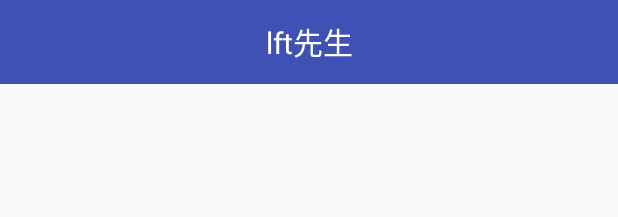
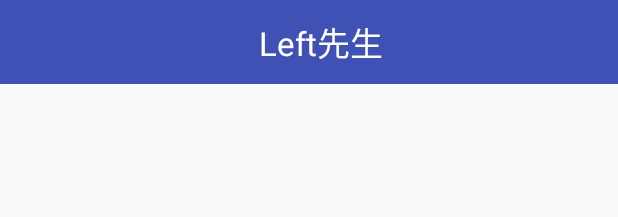
Before and after one commit to zhaozhao-ak/BmobDemo, an Android app: the layout activity_main_new.xml on its own in the app's theme, with its tools: preview values and no code run, on a phone screen of 412 x 824 dp. Shown: the top 217 px of the screen. Run offline under Robolectric (Android 15) with nearby library versions, the phone set to English and light mode, and no system bars.

Commit message:
换界面

```diff
--- a/app/src/main/res/layout/activity_main_new.xml
+++ b/app/src/main/res/layout/activity_main_new.xml
@@ -8,18 +8,18 @@
     <android.support.v7.widget.Toolbar
         android:id="@+id/toolbar"
         android:layout_width="match_parent"
-        android:layout_height="?attr/actionBarSize"
-        android:background="?attr/colorPrimary"
-        app:popupTheme="@style/AppTheme.PopupOverlay" >
+        android:layout_height="wrap_content"
+        android:minHeight="?attr/actionBarSize"
+        android:background="@color/colorPrimary"
+        android:layout_gravity="center">
+
         <TextView
-            android:layout_width="wrap_content"
+            android:layout_width="match_parent"
             android:layout_height="wrap_content"
-            android:layout_centerInParent="true"
-            android:layout_gravity="center"
             android:gravity="center"
-            android:text="lft先生"
-            android:textColor="@android:color/white"
-            android:textSize="20sp" />
+            android:text="Left先生"
+            android:textColor="@color/border_bkg"
+            android:textSize="22sp" />
     </android.support.v7.widget.Toolbar>
     <android.support.v4.view.ViewPager
         android:id="@+id/viewPager"
```
